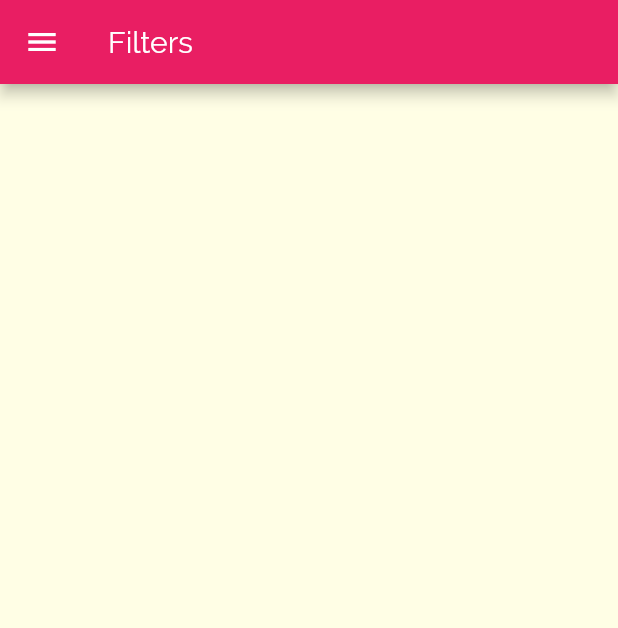
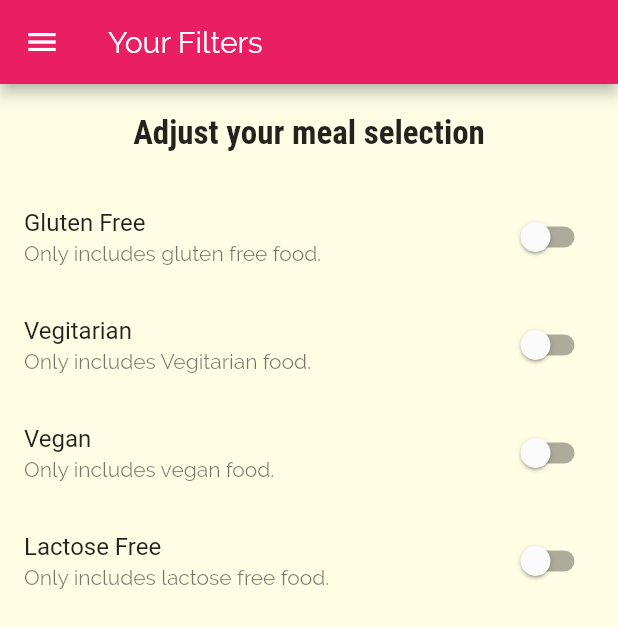
Before and after one commit to rehan-sattar/meals-app-flutter, a Flutter app: the FiltersScreen screen opened by its route, on a phone screen of 412 x 824 dp. Shown: the top 628 px of the screen. Run offline on Flutter 3.47's test engine with Material 2 defaults, Android fonts, the phone set to English and light mode, and no system bars.

Commit message:
✨ - add filters to filters screen

```diff
--- a/lib/screens/filters_screen.dart
+++ b/lib/screens/filters_screen.dart
@@ -2,16 +2,98 @@ import 'package:flutter/material.dart';
 
 import '../widgets/main_drawer.dart';
 
-class FiltersScreen extends StatelessWidget {
+class FiltersScreen extends StatefulWidget {
   const FiltersScreen({Key key}) : super(key: key);
   static const routeName = '/filters';
+
+  @override
+  _FiltersScreenState createState() => _FiltersScreenState();
+}
+
+class _FiltersScreenState extends State<FiltersScreen> {
+  var _isGlutenFree = false;
+  var _isVegan = false;
+  var _isVegetarian = false;
+  var _isLactoseFree = false;
+
+  Widget buildSwithTilesForFilters(
+    String titleText,
+    String subTitleText,
+    bool currentValue,
+    Function updateValue,
+  ) {
+    return SwitchListTile(
+      title: Text(titleText),
+      subtitle: Text(subTitleText),
+      value: currentValue,
+      onChanged: updateValue,
+    );
+  }
+
   @override
   Widget build(BuildContext context) {
     return Scaffold(
       appBar: AppBar(
-        title: Text('Filters'),
+        title: Text('Your Filters '),
       ),
       drawer: MainDrawer(),
+      body: Column(
+        children: <Widget>[
+          Container(
+            padding: EdgeInsets.all(20),
+            child: Text(
+              'Adjust your meal selection',
+              style: Theme.of(context).textTheme.title,
+            ),
+          ),
+          Expanded(
+            child: ListView(
+              children: <Widget>[
+                buildSwithTilesForFilters(
+                  'Gluten Free',
+                  'Only includes gluten free food.',
+                  _isGlutenFree,
+                  (newValue) {
+                    setState(() {
+                      _isGlutenFree = newValue;
+                    });
+                  },
+                ),
+                buildSwithTilesForFilters(
+                  'Vegitarian',
+                  'Only includes Vegitarian food.',
+                  _isVegetarian,
+                  (newValue) {
+                    setState(() {
+                      _isVegetarian = newValue;
+                    });
+                  },
+                ),
+                buildSwithTilesForFilters(
+                  'Vegan',
+                  'Only includes vegan food.',
+                  _isVegan,
+                  (newValue) {
+                    setState(() {
+                      _isVegan = newValue;
+                    });
+                  },
+                ),
+                buildSwithTilesForFilters(
+                  'Lactose Free',
+                  'Only includes lactose free food.',
+                  _isLactoseFree,
+                  (newValue) {
+                    setState(() {
+                      _isLactoseFree = newValue;
+                    });
+                  },
+                )
+              ],
+            ),
+          )
+        ],
+      ),
     );
   }
 }
```
